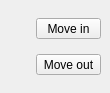
This is cct/qtgui/dockwidgets/beamstop/beamstop.ui in awacha/cct as Qt 5 draws it before an edit. The edited form follows.
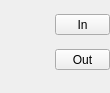
This is the edited form.

Commit message: Made dock widgets in cct more compact, consume less space

What changed in the file:
```diff
--- a/cct/qtgui/dockwidgets/beamstop/beamstop.ui
+++ b/cct/qtgui/dockwidgets/beamstop/beamstop.ui
@@ -18,6 +18,18 @@
   </property>
   <widget class="QWidget" name="dockWidgetContents">
    <layout class="QHBoxLayout" name="horizontalLayout">
+    <property name="spacing">
+     <number>0</number>
+    </property>
+    <property name="leftMargin">
+     <number>0</number>
+    </property>
+    <property name="topMargin">
+     <number>0</number>
+    </property>
+    <property name="rightMargin">
+     <number>0</number>
+    </property>
     <item>
      <widget class="QLabel" name="beamstopIconLabel">
       <property name="text">
@@ -36,7 +48,7 @@
          </sizepolicy>
         </property>
         <property name="text">
-         <string>Move in</string>
+         <string>In</string>
         </property>
        </widget>
       </item>
@@ -49,7 +61,7 @@
          </sizepolicy>
         </property>
         <property name="text">
-         <string>Move out</string>
+         <string>Out</string>
         </property>
        </widget>
       </item>
```
The commit also changes 4 other files.
